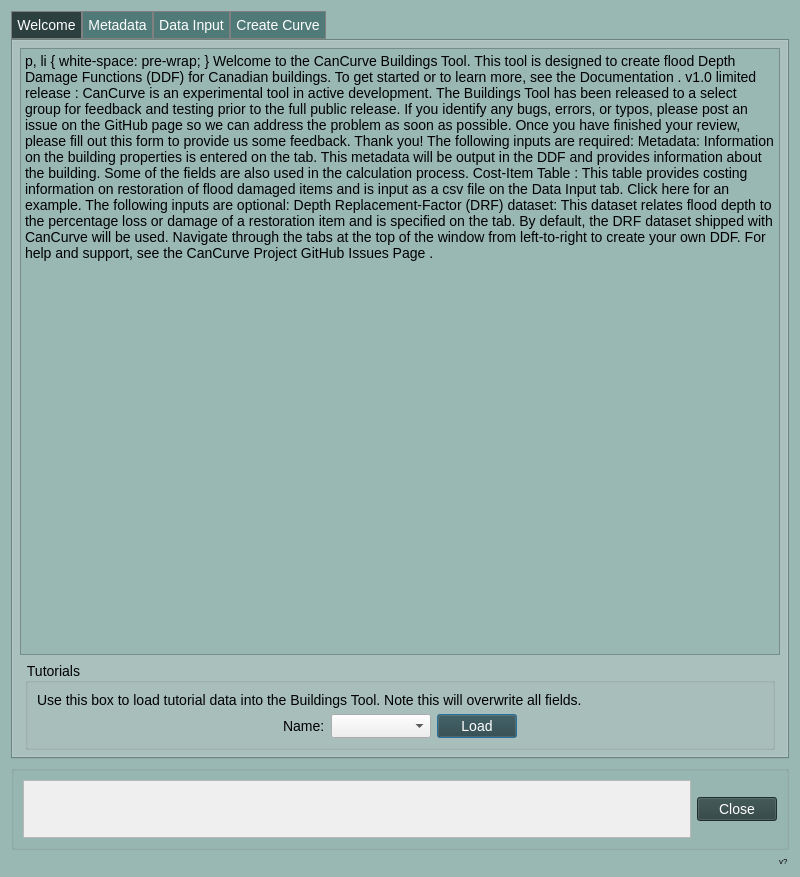
Qt form cancurve/bldgs/cc_bldgs_dialog.ui (NRCan/CanCurve) before a commit.
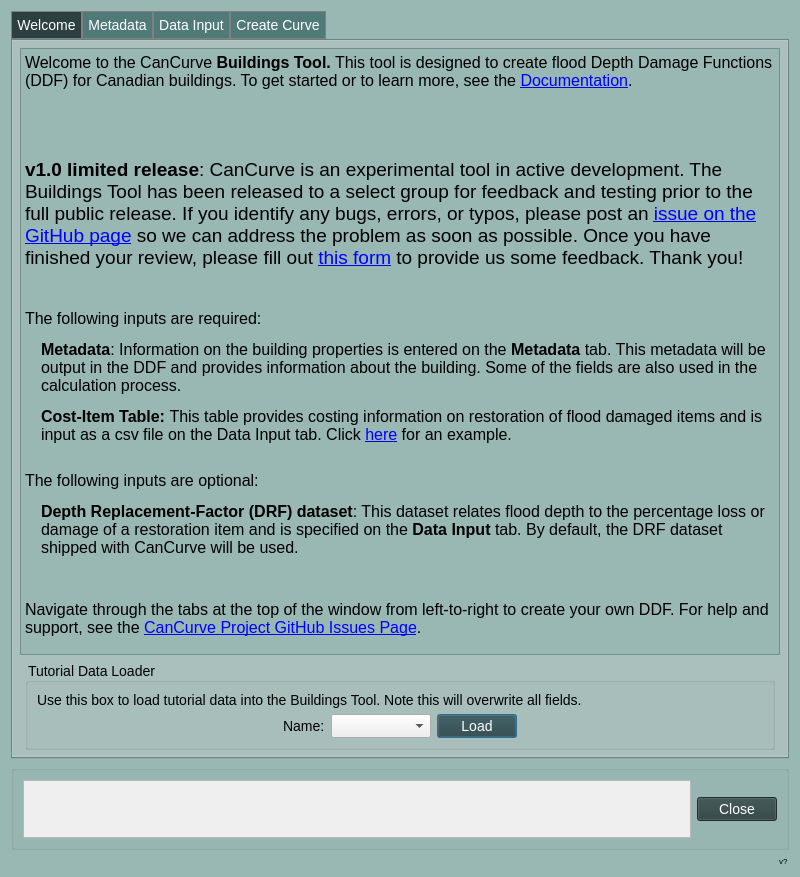
The same form after that commit. Icons and pictures are not drawn. Custom widgets are drawn as their Qt base class.

Commit message: clean up welcome tab text

Patch:
```diff
--- a/cancurve/bldgs/cc_bldgs_dialog.ui
+++ b/cancurve/bldgs/cc_bldgs_dialog.ui
@@ -140,16 +140,16 @@
 &lt;html&gt;&lt;head&gt;&lt;meta name=&quot;qrichtext&quot; content=&quot;1&quot; /&gt;&lt;style type=&quot;text/css&quot;&gt;
 p, li { white-space: pre-wrap; }
 &lt;/style&gt;&lt;/head&gt;&lt;body style=&quot; font-family:'MS Shell Dlg 2'; font-size:14px; font-weight:400; font-style:normal;&quot;&gt;
-&lt;p style=&quot; margin-top:12px; margin-bottom:12px; margin-left:0px; margin-right:0px; -qt-block-indent:0; text-indent:0px;&quot;&gt;&lt;span style=&quot; font-size:12pt;&quot;&gt;Welcome to the CanCurve &lt;/span&gt;&lt;span style=&quot; font-size:12pt; font-weight:600;&quot;&gt;Buildings Tool.&lt;/span&gt;&lt;span style=&quot; font-size:12pt;&quot;&gt; This tool is designed to create flood Depth Damage Functions (DDF) for Canadian buildings. To get started or to learn more, see the &lt;/span&gt;&lt;a href=&quot;https://github.com/NRCan/CanCurve&quot;&gt;&lt;span style=&quot; font-size:12pt; text-decoration: underline; color:#0000ff;&quot;&gt;Documentation&lt;/span&gt;&lt;/a&gt;&lt;span style=&quot; font-size:12pt;&quot;&gt;.&lt;/span&gt;&lt;/p&gt;
+&lt;p style=&quot; margin-top:12px; margin-bottom:12px; margin-left:0px; margin-right:0px; -qt-block-indent:0; text-indent:0px;&quot;&gt;&lt;span style=&quot; font-size:12pt;&quot;&gt;Welcome to the CanCurve &lt;/span&gt;&lt;span style=&quot; font-size:12pt; font-weight:600;&quot;&gt;Buildings Tool.&lt;/span&gt;&lt;span style=&quot; font-size:12pt;&quot;&gt; This tool is designed to create flood Depth Damage Functions (DDF) for Canadian buildings. To get started or to learn more, see the &lt;/span&gt;&lt;a href=&quot;https://cancurve.readthedocs.io/en/latest&quot;&gt;&lt;span style=&quot; font-size:12pt; text-decoration: underline; color:#0000ff;&quot;&gt;Documentation&lt;/span&gt;&lt;/a&gt;&lt;span style=&quot; font-size:12pt;&quot;&gt;.&lt;/span&gt;&lt;/p&gt;
 &lt;p align=&quot;center&quot; style=&quot; margin-top:12px; margin-bottom:12px; margin-left:0px; margin-right:0px; -qt-block-indent:0; text-indent:0px;&quot;&gt;&lt;img src=&quot;:/plugins/cancurve/img/icon.png&quot; /&gt;&lt;/p&gt;
 &lt;p align=&quot;center&quot; style=&quot;-qt-paragraph-type:empty; margin-top:12px; margin-bottom:12px; margin-left:0px; margin-right:0px; -qt-block-indent:0; text-indent:0px;&quot;&gt;&lt;br /&gt;&lt;/p&gt;
-&lt;p style=&quot; margin-top:12px; margin-bottom:12px; margin-left:0px; margin-right:0px; -qt-block-indent:0; text-indent:0px;&quot;&gt;&lt;span style=&quot; font-size:14pt; font-weight:600; color:#000000;&quot;&gt;v1.0 limited release&lt;/span&gt;&lt;span style=&quot; font-size:14pt; color:#000000;&quot;&gt;: CanCurve is an experimental tool in active development. The Buildings Tool has been released to a select group for feedback and testing prior to the full public release. If you identify any bugs, errors, or typos, please post an &lt;/span&gt;&lt;a href=&quot;https://github.com/NRCan/CanCurve/issues&quot;&gt;&lt;span style=&quot; font-size:14pt; text-decoration: underline; color:#000000;&quot;&gt;issue on the GitHub page&lt;/span&gt;&lt;/a&gt;&lt;span style=&quot; font-size:14pt; color:#000000;&quot;&gt; so we can address the problem as soon as possible. Once you have finished your review, please fill out &lt;/span&gt;&lt;a href=&quot;https://docs.google.com/forms/d/e/1FAIpQLSdpCNen4gyLxOES3XcdfRvGfAb3_sryLp5FIieJfmdQ5ATVMw/viewform?usp=sf_link&quot;&gt;&lt;span style=&quot; font-size:14pt; text-decoration: underline; color:#000000;&quot;&gt;this form&lt;/span&gt;&lt;/a&gt;&lt;span style=&quot; font-size:14pt; color:#000000;&quot;&gt; to provide us some feedback. Thank you!&lt;/span&gt;&lt;/p&gt;
+&lt;p style=&quot; margin-top:12px; margin-bottom:12px; margin-left:0px; margin-right:0px; -qt-block-indent:0; text-indent:0px;&quot;&gt;&lt;span style=&quot; font-size:14pt; font-weight:600; color:#000000;&quot;&gt;v1.0 limited release&lt;/span&gt;&lt;span style=&quot; font-size:14pt; color:#000000;&quot;&gt;: CanCurve is an experimental tool in active development. The Buildings Tool has been released to a select group for feedback and testing prior to the full public release. If you identify any bugs, errors, or typos, please post an &lt;/span&gt;&lt;a href=&quot;https://github.com/NRCan/CanCurve/issues&quot;&gt;&lt;span style=&quot; font-size:14pt; text-decoration: underline; color:#0000ff;&quot;&gt;issue on the GitHub page&lt;/span&gt;&lt;/a&gt;&lt;span style=&quot; font-size:14pt; color:#000000;&quot;&gt; so we can address the problem as soon as possible. Once you have finished your review, please fill out&lt;/span&gt;&lt;span style=&quot; font-size:14pt; color:#0000ff;&quot;&gt; &lt;/span&gt;&lt;a href=&quot;https://www.surveymonkey.com/r/GXP2LHK&quot;&gt;&lt;span style=&quot; font-size:14pt; text-decoration: underline; color:#0000ff;&quot;&gt;this form&lt;/span&gt;&lt;/a&gt;&lt;span style=&quot; font-size:14pt; color:#0000ff;&quot;&gt; &lt;/span&gt;&lt;span style=&quot; font-size:14pt; color:#000000;&quot;&gt;to provide us some feedback. Thank you!&lt;/span&gt;&lt;/p&gt;
 &lt;p align=&quot;center&quot; style=&quot;-qt-paragraph-type:empty; margin-top:12px; margin-bottom:12px; margin-left:0px; margin-right:0px; -qt-block-indent:0; text-indent:0px;&quot;&gt;&lt;br /&gt;&lt;/p&gt;
 &lt;p style=&quot; margin-top:12px; margin-bottom:12px; margin-left:0px; margin-right:0px; -qt-block-indent:0; text-indent:0px;&quot;&gt;&lt;span style=&quot; font-size:12pt;&quot;&gt;The following inputs are required:&lt;/span&gt;&lt;/p&gt;
-&lt;p style=&quot; margin-top:12px; margin-bottom:12px; margin-left:16px; margin-right:0px; -qt-block-indent:0; text-indent:0px;&quot;&gt;&lt;span style=&quot; font-size:12pt;&quot;&gt;Metadata: Information on the building properties is entered on the &amp;lt;&amp;lt;Metadata&amp;gt;&amp;gt; tab. This metadata will be output in the DDF and provides information about the building. Some of the fields are also used in the calculation process.&lt;/span&gt;&lt;/p&gt;
-&lt;p style=&quot; margin-top:12px; margin-bottom:12px; margin-left:16px; margin-right:0px; -qt-block-indent:0; text-indent:0px;&quot;&gt;&lt;span style=&quot; font-size:12pt;&quot;&gt;Cost-Item Table&lt;/span&gt;&lt;span style=&quot; font-size:12pt; font-weight:600;&quot;&gt;: &lt;/span&gt;&lt;span style=&quot; font-size:12pt;&quot;&gt;This table provides costing information on restoration of flood damaged items and is input as a csv file on the Data Input tab. Click &lt;/span&gt;&lt;a href=&quot;https://github.com/NRCan/CanCurve/blob/main/tutorial/01/R_1-L-BD-CU_ABCA.csv&quot;&gt;&lt;span style=&quot; font-size:12pt; text-decoration: underline; color:#0000ff;&quot;&gt;here&lt;/span&gt;&lt;/a&gt;&lt;span style=&quot; font-size:12pt;&quot;&gt; for an example. &lt;br /&gt;&lt;/span&gt;&lt;/p&gt;
+&lt;p style=&quot; margin-top:12px; margin-bottom:12px; margin-left:16px; margin-right:0px; -qt-block-indent:0; text-indent:0px;&quot;&gt;&lt;span style=&quot; font-size:12pt; font-weight:600;&quot;&gt;Metadata&lt;/span&gt;&lt;span style=&quot; font-size:12pt;&quot;&gt;: Information on the building properties is entered on the &lt;/span&gt;&lt;span style=&quot; font-size:12pt; font-weight:600;&quot;&gt;Metadata&lt;/span&gt;&lt;span style=&quot; font-size:12pt;&quot;&gt; tab. This metadata will be output in the DDF and provides information about the building. Some of the fields are also used in the calculation process.&lt;/span&gt;&lt;/p&gt;
+&lt;p style=&quot; margin-top:12px; margin-bottom:12px; margin-left:16px; margin-right:0px; -qt-block-indent:0; text-indent:0px;&quot;&gt;&lt;span style=&quot; font-size:12pt; font-weight:600;&quot;&gt;Cost-Item Table: &lt;/span&gt;&lt;span style=&quot; font-size:12pt;&quot;&gt;This table provides costing information on restoration of flood damaged items and is input as a csv file on the Data Input tab. Click &lt;/span&gt;&lt;a href=&quot;https://github.com/NRCan/CanCurve/blob/main/tutorial/01/R_1-L-BD-CU_ABCA.csv&quot;&gt;&lt;span style=&quot; font-size:12pt; text-decoration: underline; color:#0000ff;&quot;&gt;here&lt;/span&gt;&lt;/a&gt;&lt;span style=&quot; font-size:12pt;&quot;&gt; for an example. &lt;br /&gt;&lt;/span&gt;&lt;/p&gt;
 &lt;p style=&quot; margin-top:12px; margin-bottom:12px; margin-left:0px; margin-right:0px; -qt-block-indent:0; text-indent:0px;&quot;&gt;&lt;span style=&quot; font-size:12pt;&quot;&gt;The following inputs are optional:&lt;/span&gt;&lt;/p&gt;
-&lt;p style=&quot; margin-top:12px; margin-bottom:12px; margin-left:16px; margin-right:0px; -qt-block-indent:0; text-indent:0px;&quot;&gt;&lt;span style=&quot; font-size:12pt;&quot;&gt;Depth Replacement-Factor (DRF) dataset: This dataset relates flood depth to the percentage loss or damage of a restoration item and is specified on the &amp;lt;&amp;lt;Data Input&amp;gt;&amp;gt; tab. By default, the DRF dataset shipped with CanCurve will be used.&lt;/span&gt;&lt;/p&gt;
+&lt;p style=&quot; margin-top:12px; margin-bottom:12px; margin-left:16px; margin-right:0px; -qt-block-indent:0; text-indent:0px;&quot;&gt;&lt;span style=&quot; font-size:12pt; font-weight:600;&quot;&gt;Depth Replacement-Factor (DRF) dataset&lt;/span&gt;&lt;span style=&quot; font-size:12pt;&quot;&gt;: This dataset relates flood depth to the percentage loss or damage of a restoration item and is specified on the &lt;/span&gt;&lt;span style=&quot; font-size:12pt; font-weight:600;&quot;&gt;Data Input&lt;/span&gt;&lt;span style=&quot; font-size:12pt;&quot;&gt; tab. By default, the DRF dataset shipped with CanCurve will be used.&lt;/span&gt;&lt;/p&gt;
 &lt;p style=&quot;-qt-paragraph-type:empty; margin-top:12px; margin-bottom:12px; margin-left:16px; margin-right:0px; -qt-block-indent:0; text-indent:0px; font-size:12pt;&quot;&gt;&lt;br /&gt;&lt;/p&gt;
 &lt;p style=&quot; margin-top:12px; margin-bottom:12px; margin-left:0px; margin-right:0px; -qt-block-indent:0; text-indent:0px;&quot;&gt;&lt;span style=&quot; font-size:12pt;&quot;&gt;Navigate through the tabs at the top of the window from left-to-right to create your own DDF. For help and support, see the &lt;/span&gt;&lt;a href=&quot;https://github.com/NRCan/CanCurve/issues&quot;&gt;&lt;span style=&quot; font-size:12pt; text-decoration: underline; color:#0000ff;&quot;&gt;CanCurve Project GitHub Issues Page&lt;/span&gt;&lt;/a&gt;&lt;span style=&quot; font-size:12pt;&quot;&gt;.&lt;/span&gt;&lt;/p&gt;&lt;/body&gt;&lt;/html&gt;</string>
          </property>
@@ -170,7 +170,7 @@
           </size>
          </property>
          <property name="title">
-          <string>Tutorials</string>
+          <string>Tutorial Data Loader</string>
          </property>
          <property name="collapsed">
           <bool>true</bool>
```
Left out of the diff: 2 changed lines with no effect on the pictures.
